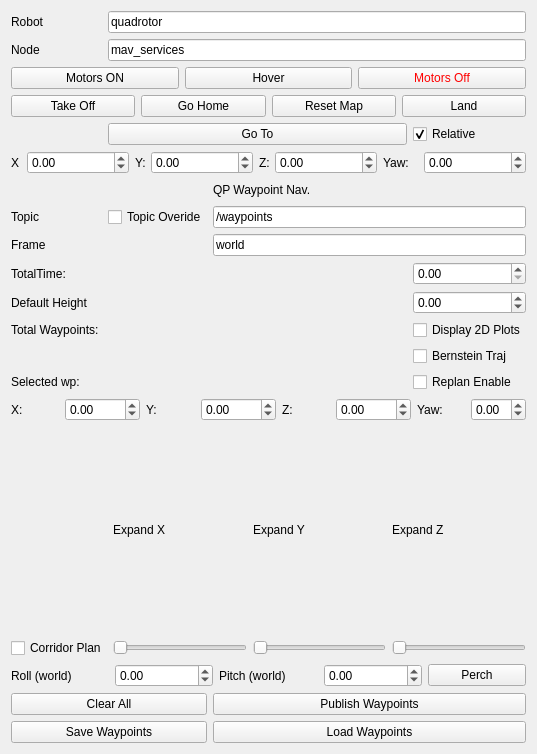
The window that waypoint_navigation_plugin/ui/WaypointNavigation.ui (arplaboratory/waypoint_navigation_plugin) describes before a commit, drawn with Qt 5.
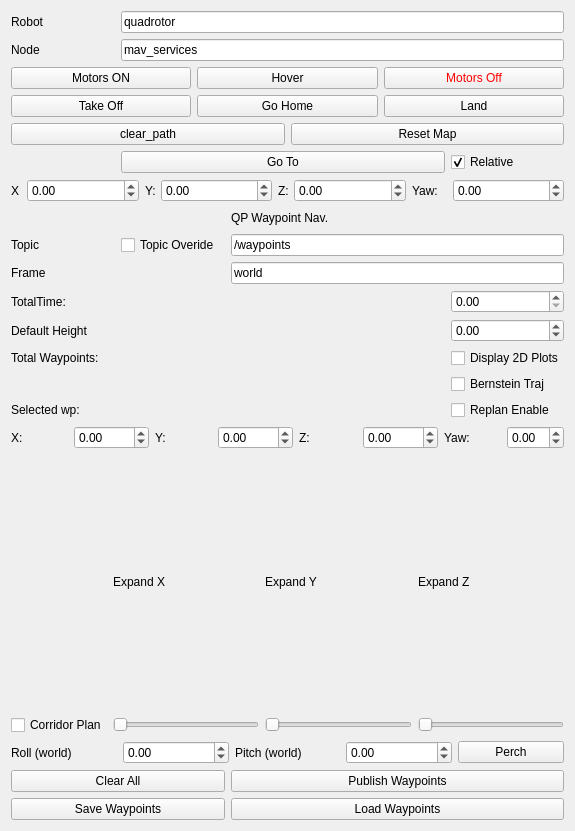
The same window after the commit.

Commit message: changed UI added button to reset the visualized Path

The edit to the form file:
```diff
--- a/waypoint_navigation_plugin/ui/WaypointNavigation.ui
+++ b/waypoint_navigation_plugin/ui/WaypointNavigation.ui
@@ -6,8 +6,8 @@
    <rect>
     <x>0</x>
     <y>0</y>
-    <width>537</width>
-    <height>754</height>
+    <width>575</width>
+    <height>831</height>
    </rect>
   </property>
   <property name="windowTitle">
@@ -443,13 +443,6 @@
        </property>
       </widget>
      </item>
-     <item>
-      <widget class="QPushButton" name="reset_map">
-       <property name="text">
-        <string>Reset Map</string>
-       </property>
-      </widget>
-     </item>
      <item>
       <widget class="QPushButton" name="land_push_button">
        <property name="text">
@@ -545,6 +538,24 @@
      </item>
     </layout>
    </item>
+   <item row="6" column="0" colspan="5">
+    <layout class="QHBoxLayout" name="horizontalLayout_4">
+     <item>
+      <widget class="QPushButton" name="clear_path">
+       <property name="text">
+        <string>clear_path</string>
+       </property>
+      </widget>
+     </item>
+     <item>
+      <widget class="QPushButton" name="reset_map">
+       <property name="text">
+        <string>Reset Map</string>
+       </property>
+      </widget>
+     </item>
+    </layout>
+   </item>
   </layout>
  </widget>
  <resources/>
```
The commit also changes 2 other files.
